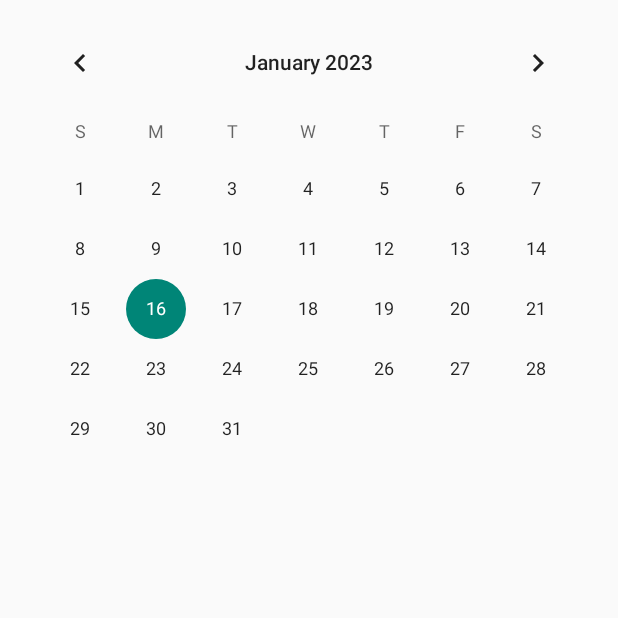
After one commit to elmellamo/DoDamDoDam, an Android app: the CalendarMain screen opened directly, with no data from a screen before it, on a phone screen of 412 x 824 dp, the top half of it. The commit adds this screen. Run offline under Robolectric (Android 15) with nearby library versions, the phone set to English and light mode, and no system bars.

Commit message:
캘린더 연결

```diff
--- a/app/src/main/AndroidManifest.xml
+++ b/app/src/main/AndroidManifest.xml
@@ -44,7 +44,9 @@
             android:exported="true">
         </activity>
 
-
+        <activity android:name=".activity.Login.CalendarMain"
+            android:exported="true">
+        </activity>
     </application>
 
 </manifest>
--- a/app/src/main/java/com/example/dodamdodam/activity/Login/MainActivity.java
+++ b/app/src/main/java/com/example/dodamdodam/activity/Login/MainActivity.java
@@ -33,7 +33,7 @@ public class MainActivity extends AppCompatActivity {
         getSupportActionBar().setDisplayHomeAsUpEnabled(true);
 
         findViewById(R.id.albumbtn).setOnClickListener(onClickListener);
-
+        findViewById(R.id.calendarbtn).setOnClickListener(onClickListener);
         FirebaseUser user = FirebaseAuth.getInstance().getCurrentUser();
 
         if(user == null){
@@ -81,6 +81,9 @@ public class MainActivity extends AppCompatActivity {
                 case R.id.albumbtn:
                     myStartActivity(AlbumMain.class);
                     break;
+                case R.id.calendarbtn:
+                    myStartActivity(CalendarMain.class);
+                    break;
             }
         }
     };
--- /dev/null
+++ b/app/src/main/res/layout/activity_calendar_main.xml
@@ -0,0 +1,123 @@
+<?xml version="1.0" encoding="utf-8"?>
+<androidx.constraintlayout.widget.ConstraintLayout xmlns:android="http://schemas.android.com/apk/res/android"
+    xmlns:app="http://schemas.android.com/apk/res-auto"
+    android:layout_width="match_parent"
+    android:layout_height="wrap_content"
+    android:orientation="vertical">
+
+    <CalendarView
+        android:id="@+id/calendarView"
+        android:layout_width="match_parent"
+        android:layout_height="wrap_content"
+        android:layout_marginStart="8dp"
+        android:layout_marginLeft="8dp"
+        android:layout_marginTop="8dp"
+        android:layout_marginEnd="8dp"
+        android:layout_marginRight="8dp"
+        app:layout_constraintEnd_toEndOf="parent"
+        app:layout_constraintHorizontal_bias="0.488"
+        app:layout_constraintStart_toStartOf="parent"
+        app:layout_constraintTop_toTopOf="parent" />
+
+    <TextView
+        android:id="@+id/diaryTextView"
+        android:layout_width="0dp"
+        android:layout_height="wrap_content"
+        android:layout_marginStart="8dp"
+        android:layout_marginLeft="8dp"
+        android:layout_marginTop="16dp"
+        android:layout_marginEnd="8dp"
+        android:layout_marginRight="8dp"
+        android:gravity="center"
+        android:textAppearance="@style/TextAppearance.AppCompat.Large"
+        app:layout_constraintEnd_toEndOf="parent"
+        app:layout_constraintStart_toStartOf="parent"
+        app:layout_constraintTop_toBottomOf="@+id/calendarView" />
+
+    <EditText
+        android:id="@+id/contextEditText"
+        android:layout_width="0dp"
+        android:layout_height="116dp"
+        android:layout_marginStart="8dp"
+        android:layout_marginLeft="8dp"
+        android:layout_marginTop="16dp"
+        android:layout_marginEnd="8dp"
+        android:layout_marginRight="8dp"
+        android:ems="10"
+        android:hint="내용을 입력하세요."
+        android:inputType="textMultiLine"
+        android:visibility="invisible"
+        app:layout_constraintEnd_toEndOf="parent"
+        app:layout_constraintStart_toStartOf="parent"
+        app:layout_constraintTop_toBottomOf="@+id/diaryTextView" />
+
+    <ScrollView
+        android:layout_width="match_parent"
+        android:layout_height="match_parent"
+        app:layout_constraintBottom_toBottomOf="@+id/contextEditText"
+        app:layout_constraintEnd_toEndOf="parent"
+        app:layout_constraintStart_toStartOf="@+id/contextEditText"
+        app:layout_constraintTop_toTopOf="@+id/contextEditText">
+        <TextView
+            android:id="@+id/todaytext"
+            android:layout_width="match_parent"
+            android:layout_height="wrap_content"
+            android:layout_marginStart="8dp"
+            android:layout_marginLeft="8dp"
+            android:layout_marginEnd="8dp"
+            android:layout_marginRight="8dp"
+            android:scrollbars="vertical"
+            android:maxLines="5"
+            app:layout_constraintBottom_toBottomOf="@+id/contextEditText"
+            app:layout_constraintEnd_toEndOf="parent"
+            app:layout_constraintStart_toStartOf="@+id/contextEditText"
+            app:layout_constraintTop_toTopOf="@+id/contextEditText" />
+
+    </ScrollView>
+
+
+
+    <Button
+        android:id="@+id/save_Btn"
+        android:layout_width="0dp"
+        android:layout_height="wrap_content"
+        android:layout_marginStart="8dp"
+        android:layout_marginLeft="8dp"
+        android:layout_marginTop="16dp"
+        android:layout_marginEnd="8dp"
+        android:layout_marginRight="8dp"
+        android:layout_marginBottom="20dp"
+        android:text="저장"
+        android:visibility="invisible"
+        app:layout_constraintEnd_toEndOf="parent"
+        app:layout_constraintStart_toStartOf="parent"
+        app:layout_constraintTop_toBottomOf="@+id/contextEditText" />
+
+
+    <Button
+        android:id="@+id/cha_Btn"
+        android:layout_width="180dp"
+        android:layout_height="wrap_content"
+        android:layout_marginStart="8dp"
+        android:layout_marginLeft="8dp"
+        android:layout_marginEnd="8dp"
+        android:layout_marginRight="8dp"
+        android:text="수정"
+        android:visibility="invisible"
+        app:layout_constraintBaseline_toBaselineOf="@+id/save_Btn"
+        app:layout_constraintEnd_toStartOf="@+id/del_Btn"
+        app:layout_constraintStart_toStartOf="parent" />
+
+    <Button
+        android:id="@+id/del_Btn"
+        android:layout_width="176dp"
+        android:layout_height="wrap_content"
+        android:layout_marginEnd="8dp"
+        android:layout_marginRight="8dp"
+        android:text="삭제"
+        android:visibility="invisible"
+        app:layout_constraintBaseline_toBaselineOf="@+id/cha_Btn"
+        app:layout_constraintEnd_toEndOf="@+id/save_Btn"/>
+
+
+</androidx.constraintlayout.widget.ConstraintLayout>
```
Also changed, not shown: app/src/main/java/com/example/dodamdodam/activity/Login/CalendarMain.java (added, +187 -0 lines).
